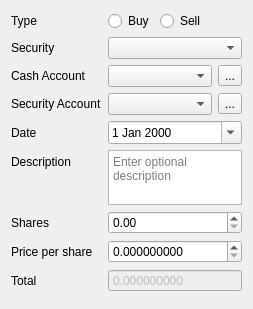
The window that src/views/ui_files/dialogs/security_transaction_dialog.ui (JakubFranek/Kapytal) describes before a commit, drawn with Qt 5.
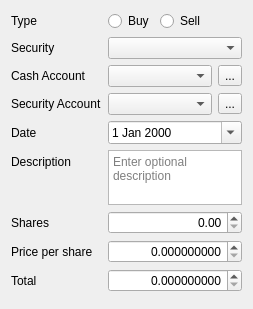
The same window after the commit.

The edit to the form file:
```diff
--- a/src/views/ui_files/dialogs/security_transaction_dialog.ui
+++ b/src/views/ui_files/dialogs/security_transaction_dialog.ui
@@ -219,6 +219,12 @@
      </item>
      <item row="6" column="1">
       <widget class="QDoubleSpinBox" name="sharesDoubleSpinBox">
+       <property name="alignment">
+        <set>Qt::AlignRight|Qt::AlignTrailing|Qt::AlignVCenter</set>
+       </property>
+       <property name="showGroupSeparator" stdset="0">
+        <bool>true</bool>
+       </property>
        <property name="maximum">
         <double>10000000000000000.000000000000000</double>
        </property>
@@ -234,7 +240,7 @@
      <item row="7" column="1">
       <widget class="QDoubleSpinBox" name="priceDoubleSpinBox">
        <property name="alignment">
-        <set>Qt::AlignLeading|Qt::AlignLeft|Qt::AlignVCenter</set>
+        <set>Qt::AlignRight|Qt::AlignTrailing|Qt::AlignVCenter</set>
        </property>
        <property name="showGroupSeparator" stdset="0">
         <bool>true</bool>
@@ -257,13 +263,16 @@
      <item row="8" column="1">
       <widget class="QDoubleSpinBox" name="totalDoubleSpinBox">
        <property name="enabled">
-        <bool>false</bool>
+        <bool>true</bool>
+       </property>
+       <property name="alignment">
+        <set>Qt::AlignRight|Qt::AlignTrailing|Qt::AlignVCenter</set>
        </property>
        <property name="readOnly">
-        <bool>true</bool>
+        <bool>false</bool>
        </property>
        <property name="buttonSymbols">
-        <enum>QAbstractSpinBox::NoButtons</enum>
+        <enum>QAbstractSpinBox::UpDownArrows</enum>
        </property>
        <property name="showGroupSeparator" stdset="0">
         <bool>true</bool>
```
